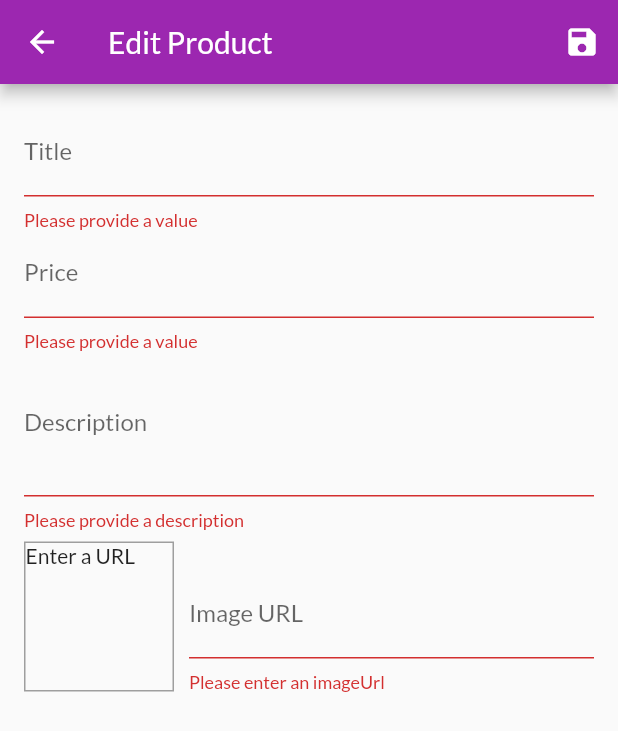
After one commit to hichemBA67/shop-app, a Flutter app: the EditProductScreen screen opened by its route, after a tap on the "save" icon, on a phone screen of 412 x 824 dp. The commit adds this screen. Shown: the top 731 px of the screen. Run offline on Flutter 3.47's test engine with Material 2 defaults, Android fonts, the phone set to English and light mode, and no system bars; network calls fail.

Commit message:
Section 9: 231 completed

```diff
--- a/lib/main.dart
+++ b/lib/main.dart
@@ -5,6 +5,8 @@ import './screens/products_overview_screen.dart';
 import './screens/product_detail_screen.dart';
 import './screens/cart_screen.dart';
 import './screens/orders_screen.dart';
+import './screens/user_products_screen.dart';
+import './screens/edit_product_screen.dart';
 
 import './providers/products.dart';
 import './providers/cart.dart';
@@ -39,6 +41,8 @@ class MyApp extends StatelessWidget {
             ProductDetailScreen.routeName: (ctx) => ProductDetailScreen(),
             CartScreen.routeName: (ctx) => CartScreen(),
             OrdersScreen.routeName: (ctx) => OrdersScreen(),
+            UserProductScreen.routeName: (ctx) => UserProductScreen(),
+            EditProductScreen.routeName: (ctx) => EditProductScreen(),
           }),
     );
   }
--- /dev/null
+++ b/lib/screens/edit_product_screen.dart
@@ -0,0 +1,224 @@
+import 'package:flutter/material.dart';
+
+import '../providers/product.dart';
+
+class EditProductScreen extends StatefulWidget {
+  static const routeName = '/edit-product';
+  const EditProductScreen({Key key}) : super(key: key);
+
+  @override
+  State<EditProductScreen> createState() => _EditProductScreenState();
+}
+
+class _EditProductScreenState extends State<EditProductScreen> {
+  final _priceFocusNode = FocusNode();
+  final _descriptionFocusNode = FocusNode();
+  final _imageUrlController = TextEditingController();
+  final _imageUrlFocusNode = FocusNode();
+  final _form = GlobalKey<FormState>();
+  var _editedProduct = Product(
+    id: null,
+    title: '',
+    price: 0,
+    description: '',
+    imageUrl: '',
+  );
+
+  @override
+  void initState() {
+    _imageUrlFocusNode.addListener(_updateImageUrl);
+    super.initState();
+  }
+
+  @override
+  void dispose() {
+    _imageUrlFocusNode.removeListener(_updateImageUrl);
+    _priceFocusNode.dispose();
+    _descriptionFocusNode.dispose();
+    _imageUrlController.dispose();
+    _imageUrlFocusNode.dispose();
+    super.dispose();
+  }
+
+  void _updateImageUrl() {
+    if (!_imageUrlFocusNode.hasFocus) {
+      if ((!_imageUrlController.text.startsWith('http') &&
+              !_imageUrlController.text.startsWith('https')) &&
+          (!_imageUrlController.text.endsWith('.png') &&
+              !_imageUrlController.text.endsWith('.jpg') &&
+              !_imageUrlController.text.endsWith('.jpeg'))) {
+        return;
+      }
+      setState(() {});
+    }
+  }
+
+  void _saveForm() {
+    final isValid = _form.currentState.validate();
+    if (!isValid) {
+      return;
+    }
+    _form.currentState.save();
+    print(_editedProduct.id);
+    print(_editedProduct.title);
+    print(_editedProduct.price);
+    print(_editedProduct.description);
+    print(_editedProduct.imageUrl);
+  }
+
+  @override
+  Widget build(BuildContext context) {
+    return Scaffold(
+      appBar: AppBar(
+        title: Text('Edit Product'),
+        actions: [
+          IconButton(
+            icon: Icon(Icons.save),
+            onPressed: _saveForm,
+          )
+        ],
+      ),
+      body: Padding(
+        padding: const EdgeInsets.all(16),
+        child: Form(
+            key: _form,
+            child: SingleChildScrollView(
+              child: Column(
+                children: [
+                  TextFormField(
+                    decoration: InputDecoration(labelText: 'Title'),
+                    textInputAction: TextInputAction.next,
+                    onFieldSubmitted: (_) {
+                      FocusScope.of(context).requestFocus(_priceFocusNode);
+                    },
+                    onSaved: (value) {
+                      _editedProduct = Product(
+                          id: _editedProduct.id,
+                          title: value,
+                          price: _editedProduct.price,
+                          description: _editedProduct.description,
+                          imageUrl: _editedProduct.imageUrl);
+                    },
+                    validator: (value) {
+                      if (value.isEmpty) {
+                        return 'Please provide a value';
+                      }
+                      return null;
+                    },
+                  ),
+                  TextFormField(
+                    decoration: InputDecoration(labelText: 'Price'),
+                    textInputAction: TextInputAction.next,
+                    keyboardType: TextInputType.number,
+                    focusNode: _priceFocusNode,
+                    onFieldSubmitted: (_) {
+                      FocusScope.of(context)
+                          .requestFocus(_descriptionFocusNode);
+                    },
+                    onSaved: (value) {
+                      _editedProduct = Product(
+                          id: _editedProduct.id,
+                          title: _editedProduct.title,
+                          price: double.parse(value),
+                          description: _editedProduct.description,
+                          imageUrl: _editedProduct.imageUrl);
+                    },
+                    validator: (value) {
+                      if (value.isEmpty) {
+                        return 'Please provide a value';
+                      }
+                      if (double.tryParse(value) == null) {
+                        return 'Please enter a valid number';
+                      }
+                      if (double.parse(value) <= 0) {
+                        return 'Please enter a number greater than 0';
+                      }
+                      return null;
+                    },
+                  ),
+                  TextFormField(
+                    decoration: InputDecoration(labelText: 'Description'),
+                    maxLines: 3,
+                    keyboardType: TextInputType.multiline,
+                    focusNode: _descriptionFocusNode,
+                    onSaved: (value) {
+                      _editedProduct = Product(
+                          id: _editedProduct.id,
+                          title: _editedProduct.title,
+                          price: _editedProduct.price,
+                          description: value,
+                          imageUrl: _editedProduct.imageUrl);
+                    },
+                    validator: (value) {
+                      if (value.isEmpty) {
+                        return 'Please provide a description';
+                      }
+                      if (value.length < 10) {
+                        return 'Description should be at least 10 characters long';
+                      }
+                      return null;
+                    },
+                  ),
+                  Row(
+                    crossAxisAlignment: CrossAxisAlignment.end,
+                    children: [
+                      Container(
+                        height: 100,
+                        width: 100,
+                        margin: EdgeInsets.only(
+                          top: 8,
+                          right: 10,
+                        ),
+                        decoration: BoxDecoration(
+                            border: Border.all(width: 1, color: Colors.grey)),
+                        child: _imageUrlController.text.isEmpty
+                            ? Text('Enter a URL')
+                            : FittedBox(
+                                child: Image.network(_imageUrlController.text,
+                                    fit: BoxFit.cover),
+                              ),
+                      ),
+                      Expanded(
+                        child: TextFormField(
+                          decoration: InputDecoration(labelText: 'Image URL'),
+                          keyboardType: TextInputType.url,
+                          textInputAction: TextInputAction.done,
+                          controller: _imageUrlController,
+                          focusNode: _imageUrlFocusNode,
+                          onFieldSubmitted: (_) {
+                            _saveForm();
+                          },
+                          onSaved: (value) {
+                            _editedProduct = Product(
+                                id: _editedProduct.id,
+                                title: _editedProduct.title,
+                                price: _editedProduct.price,
+                                description: _editedProduct.description,
+                                imageUrl: value);
+                          },
+                          validator: (value) {
+                            if (value.isEmpty) {
+                              return 'Please enter an imageUrl';
+                            }
+                            if (!value.startsWith('http') &&
+                                !value.startsWith('https')) {
+                              return 'Please enter a valid URL';
+                            }
+                            if (!value.endsWith('.png') &&
+                                !value.endsWith('.jpg') &&
+                                !value.endsWith('.jpeg')) {
+                              return 'Please enter a valid image URL';
+                            }
+                            return null;
+                          },
+                        ),
+                      ),
+                    ],
+                  )
+                ],
+              ),
+            )),
+      ),
+    );
+  }
+}
--- a/lib/widgets/app_drawer.dart
+++ b/lib/widgets/app_drawer.dart
@@ -1,6 +1,7 @@
 import 'package:flutter/material.dart';
 
 import '../screens/orders_screen.dart';
+import '../screens/user_products_screen.dart';
 
 class AppDrawer extends StatelessWidget {
   const AppDrawer({Key key}) : super(key: key);
@@ -30,6 +31,15 @@ class AppDrawer extends StatelessWidget {
               Navigator.of(context)
                   .pushReplacementNamed(OrdersScreen.routeName);
             },
+          ),
+          Divider(),
+          ListTile(
+            leading: Icon(Icons.edit),
+            title: Text('Manage Products'),
+            onTap: () {
+              Navigator.of(context)
+                  .pushReplacementNamed(UserProductScreen.routeName);
+            },
           )
         ],
       ),
--- /dev/null
+++ b/lib/widgets/user_product_item.dart
@@ -0,0 +1,33 @@
+import 'package:flutter/material.dart';
+
+class UserProductItem extends StatelessWidget {
+  final String title;
+  final String imageUrl;
+
+  UserProductItem({@required this.title, @required this.imageUrl});
+
+  @override
+  Widget build(BuildContext context) {
+    return ListTile(
+      title: Text(title),
+      leading: CircleAvatar(
+        backgroundImage: NetworkImage(imageUrl),
+      ),
+      trailing: Container(
+        width: 100,
+        child: Row(children: [
+          IconButton(
+            icon: Icon(Icons.edit),
+            onPressed: () {},
+            color: Theme.of(context).primaryColor,
+          ),
+          IconButton(
+            icon: Icon(Icons.delete),
+            onPressed: () {},
+            color: Theme.of(context).errorColor,
+          )
+        ]),
+      ),
+    );
+  }
+}
```
Also changed, not shown: lib/providers/cart.dart (+21 -0 lines), lib/screens/user_products_screen.dart (added, +51 -0 lines), lib/widgets/cart_item.dart (+23 -0 lines), lib/widgets/product_item.dart (+14 -0 lines).
